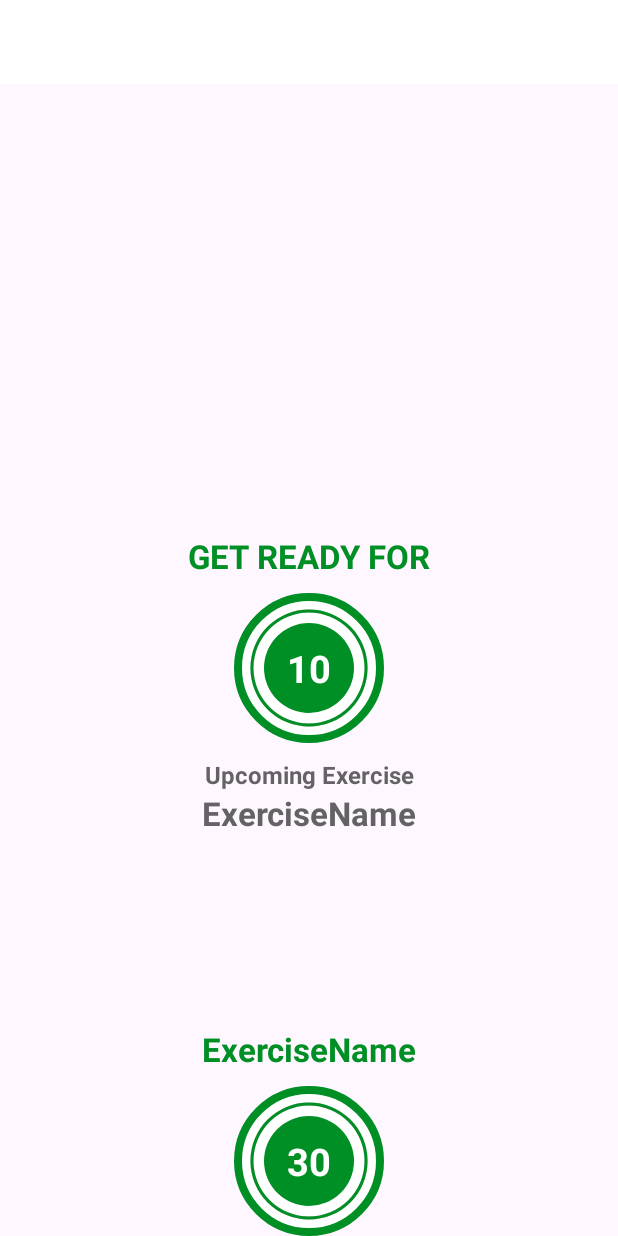
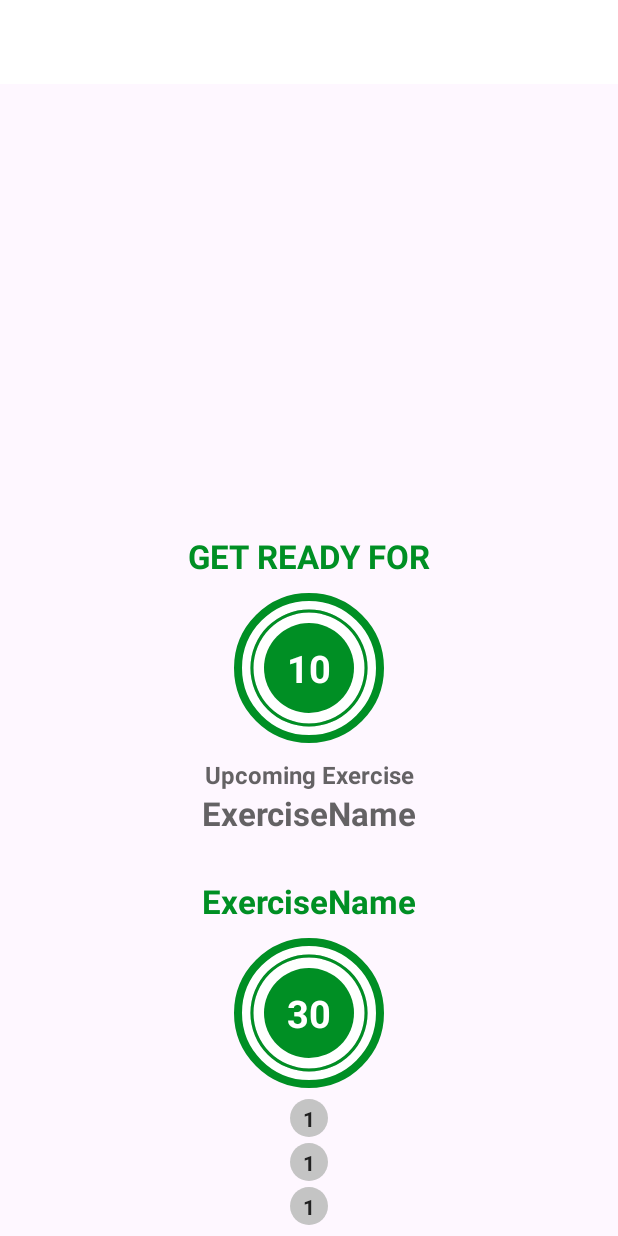
Before and after one commit to Dipan-17/13.WorkoutApp, an Android app: the layout activity_exercise.xml on its own in the app's theme, with its tools: preview values and no code run, on a phone screen of 412 x 824 dp. Run offline under Robolectric (Android 15) with nearby library versions, the phone set to English and light mode, and no system bars.

Commit message:
Exercise counter recycler view added

```diff
--- /dev/null
+++ b/app/src/main/res/drawable/item_cicular_gray_background.xml
@@ -0,0 +1,8 @@
+<?xml version="1.0" encoding="utf-8"?>
+<shape xmlns:android="http://schemas.android.com/apk/res/android"
+    android:shape="oval"
+    >
+    <solid android:color="#c4c4c4" />
+
+
+</shape>
--- a/app/src/main/res/layout/activity_exercise.xml
+++ b/app/src/main/res/layout/activity_exercise.xml
@@ -183,7 +183,7 @@
 
         app:layout_constraintEnd_toEndOf="parent"
         app:layout_constraintStart_toStartOf="parent"
-        app:layout_constraintBottom_toBottomOf="parent"
+
         app:layout_constraintTop_toBottomOf="@+id/tvExerciseName"
 
 
@@ -231,10 +231,19 @@
 
         </LinearLayout>
 
+    </FrameLayout>
 
-
-
-    </FrameLayout>
+    <androidx.recyclerview.widget.RecyclerView
+        android:id="@+id/rvExerciseStatus"
+        android:layout_width="wrap_content"
+        android:layout_height="wrap_content"
+        android:layout_margin="5dp"
+        app:layout_constraintTop_toBottomOf="@id/flExerciseView"
+        app:layout_constraintBottom_toBottomOf="parent"
+        app:layout_constraintStart_toStartOf="parent"
+        app:layout_constraintEnd_toEndOf="parent"
+        tools:listitem="@layout/item_exercise_status"
+        />
 
 
 
--- /dev/null
+++ b/app/src/main/res/layout/item_exercise_status.xml
@@ -0,0 +1,17 @@
+<?xml version="1.0" encoding="utf-8"?>
+<TextView xmlns:android="http://schemas.android.com/apk/res/android"
+    android:id="@+id/tvItem"
+
+    android:layout_width="25dp"
+    android:layout_height="25dp"
+    android:layout_margin="2dp"
+    android:background="@drawable/item_cicular_gray_background"
+    android:gravity="center"
+    android:padding="3dp"
+    android:textColor="#212121"
+    android:textSize="14sp"
+    android:textStyle="bold"
+    android:text="1"
+    >
+
+</TextView>
```
Also changed, not shown: app/src/main/java/com/example/workoutapp/ExerciseActivity.kt (+13 -0 lines), app/src/main/java/com/example/workoutapp/ExerciseStatusAdapter.kt (added, +26 -0 lines).
